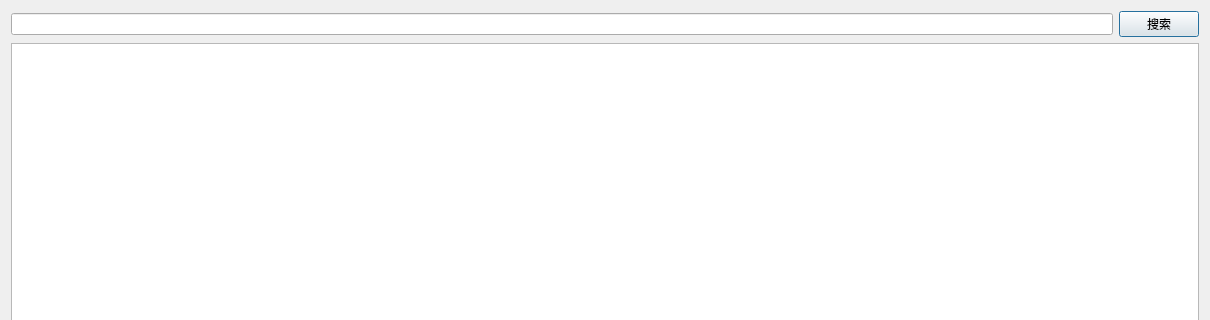
The window that SearchGlobalDlg.ui (WarfareCode/RCSViewer) describes before a commit, drawn with Qt 5; both pictures show x 0 to 1210 and y 0 to 320 of the 1210 by 645 pixel window.
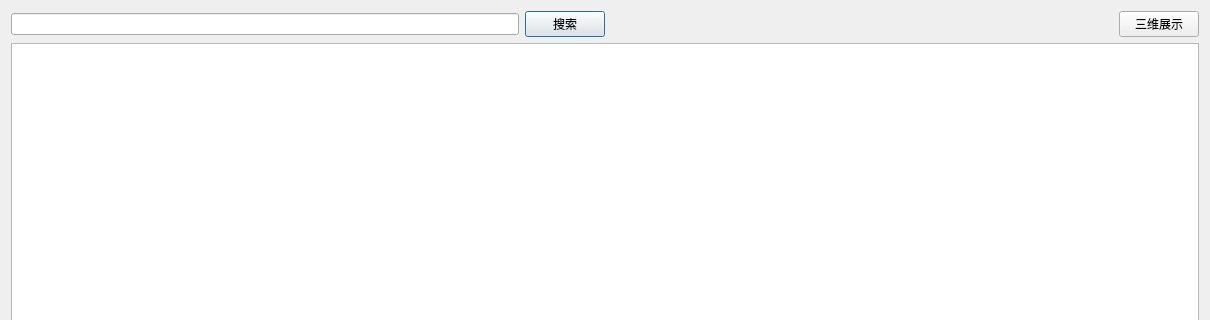
The same window after the commit.

What changed in the file:
```diff
--- a/SearchGlobalDlg.ui
+++ b/SearchGlobalDlg.ui
@@ -26,6 +26,26 @@
        </property>
       </widget>
      </item>
+     <item>
+      <spacer name="horizontalSpacer">
+       <property name="orientation">
+        <enum>Qt::Horizontal</enum>
+       </property>
+       <property name="sizeHint" stdset="0">
+        <size>
+         <width>40</width>
+         <height>20</height>
+        </size>
+       </property>
+      </spacer>
+     </item>
+     <item>
+      <widget class="QPushButton" name="pushButton_Show3D">
+       <property name="text">
+        <string>三维展示</string>
+       </property>
+      </widget>
+     </item>
     </layout>
    </item>
    <item>
```
